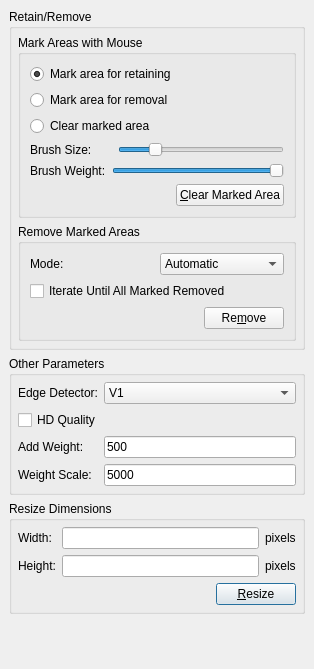
Qt form resizewidget.ui (tari/seam-carving-gui) before a commit.
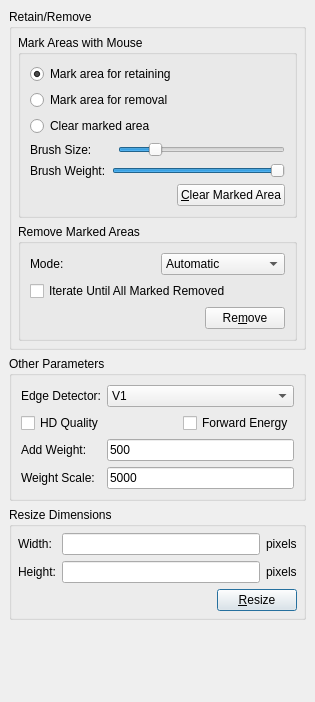
The same form after that commit.

Patch:
```diff
--- a/resizewidget.ui
+++ b/resizewidget.ui
@@ -5,14 +5,12 @@
    <rect>
     <x>0</x>
     <y>0</y>
-    <width>314</width>
-    <height>669</height>
+    <width>315</width>
+    <height>702</height>
    </rect>
   </property>
   <property name="sizePolicy" >
-   <sizepolicy>
-    <hsizetype>0</hsizetype>
-    <vsizetype>0</vsizetype>
+   <sizepolicy vsizetype="Fixed" hsizetype="Fixed" >
     <horstretch>0</horstretch>
     <verstretch>0</verstretch>
    </sizepolicy>
@@ -265,12 +263,6 @@
       <string>Other Parameters</string>
      </property>
      <layout class="QGridLayout" >
-      <property name="margin" >
-       <number>6</number>
-      </property>
-      <property name="spacing" >
-       <number>6</number>
-      </property>
       <item row="0" column="0" >
        <widget class="QLabel" name="convLabel" >
         <property name="text" >
@@ -278,7 +270,7 @@
         </property>
        </widget>
       </item>
-      <item row="0" column="1" >
+      <item row="0" column="1" colspan="2" >
        <widget class="QComboBox" name="edgeDetector" >
         <item>
          <property name="text" >
@@ -314,6 +306,13 @@
         </property>
        </widget>
       </item>
+      <item row="1" column="2" >
+       <widget class="QCheckBox" name="energyCheckBox" >
+        <property name="text" >
+         <string>Forward Energy</string>
+        </property>
+       </widget>
+      </item>
       <item row="2" column="0" >
        <widget class="QLabel" name="addWeightLabel" >
         <property name="text" >
@@ -321,7 +320,7 @@
         </property>
        </widget>
       </item>
-      <item row="2" column="1" >
+      <item row="2" column="1" colspan="2" >
        <widget class="QLineEdit" name="addWeightLineEdit" >
         <property name="text" >
          <string>500</string>
@@ -335,7 +334,7 @@
         </property>
        </widget>
       </item>
-      <item row="3" column="1" >
+      <item row="3" column="1" colspan="2" >
        <widget class="QLineEdit" name="weightScaleLineEdit" >
         <property name="text" >
          <string>5000</string>
```
Left out of the diff: 107 changed lines with no effect on the pictures.
